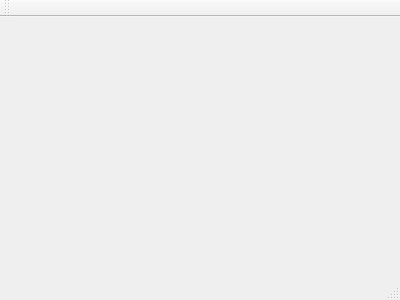
Qt form mainwindow.ui (fl-sw/qtLove) before a commit.
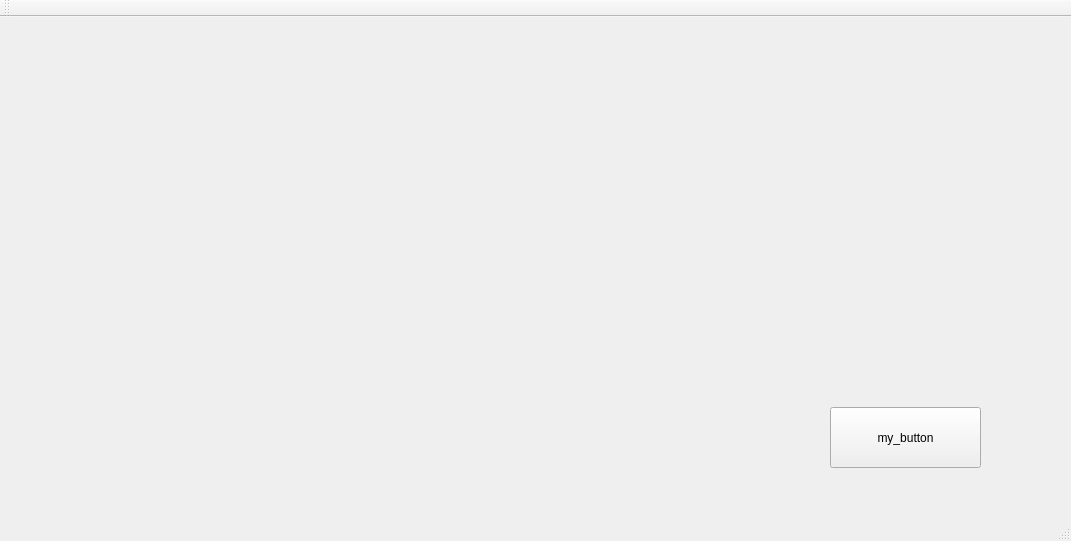
The same form after that commit.

```diff
--- a/mainwindow.ui
+++ b/mainwindow.ui
@@ -1,24 +1,53 @@
 <ui version="4.0">
  <class>MainWindow</class>
- <widget class="QMainWindow" name="MainWindow" >
-  <property name="geometry" >
+ <widget class="QMainWindow" name="MainWindow">
+  <property name="geometry">
    <rect>
     <x>0</x>
     <y>0</y>
-    <width>400</width>
-    <height>300</height>
+    <width>1071</width>
+    <height>541</height>
    </rect>
   </property>
   <property name="windowTitle" >
    <string>MainWindow</string>
   </property>
-  <widget class="QMenuBar" name="menuBar" />
-  <widget class="QToolBar" name="mainToolBar" />
-  <widget class="QWidget" name="centralWidget" />
-  <widget class="QStatusBar" name="statusBar" />
+  <widget class="QWidget" name="centralWidget">
+   <widget class="QPushButton" name="pushButton_4">
+    <property name="geometry">
+     <rect>
+      <x>830</x>
+      <y>390</y>
+      <width>151</width>
+      <height>61</height>
+     </rect>
+    </property>
+    <property name="text">
+     <string>my_button</string>
+    </property>
+   </widget>
+  </widget>
+  <widget class="QMenuBar" name="menuBar">
+   <property name="geometry">
+    <rect>
+     <x>0</x>
+     <y>0</y>
+     <width>1071</width>
+     <height>23</height>
+    </rect>
+   </property>
+  </widget>
+  <widget class="QToolBar" name="mainToolBar">
+   <attribute name="toolBarArea">
+    <enum>TopToolBarArea</enum>
+   </attribute>
+   <attribute name="toolBarBreak">
+    <bool>false</bool>
+   </attribute>
+  </widget>
+  <widget class="QStatusBar" name="statusBar"/>
  </widget>
- <layoutDefault spacing="6" margin="11" />
- <pixmapfunction></pixmapfunction>
+ <layoutdefault spacing="6" margin="11"/>
  <resources/>
  <connections/>
 </ui>
```
Left out of the diff: 3 changed lines with no effect on the pictures.
